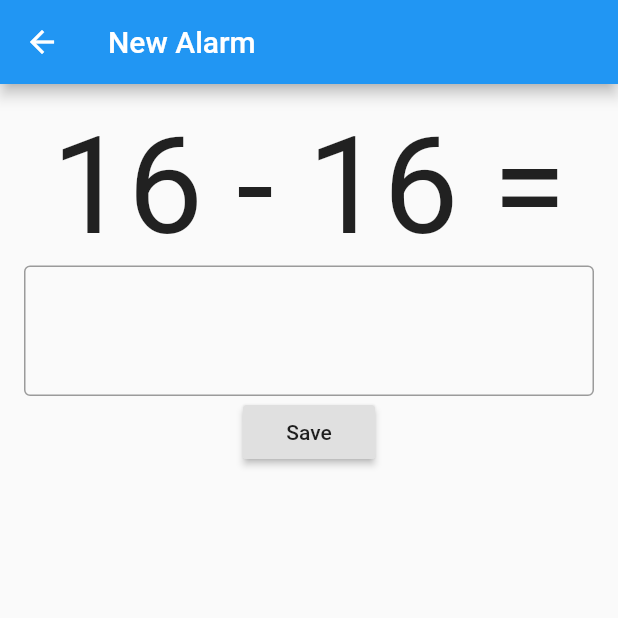
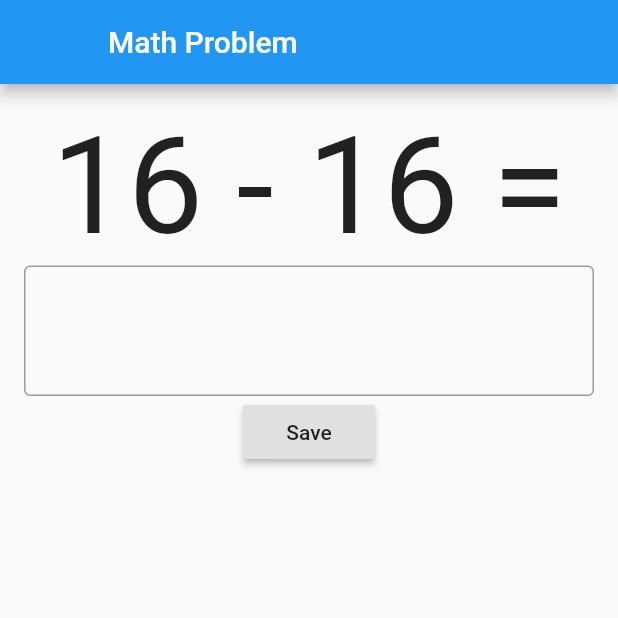
Before and after one commit to Kithor/Puzzle-Clock, a Flutter app: the Math screen opened directly, on a phone screen of 412 x 824 dp, the top half of it. Run offline on Flutter 3.47's test engine with Material 2 defaults, Android fonts, the phone set to English and light mode, and no system bars; our stand-ins replace datetime_picker_formfield, flutter_local_notifications.

Commit message:
Removed back, fixed alarm display, changed notification output

```diff
--- a/lib/puzzles/math.dart
+++ b/lib/puzzles/math.dart
@@ -38,7 +38,8 @@ class _MathState extends State<Math>{
   Widget build (BuildContext context){
     return Scaffold(
       appBar: AppBar(
-        title: Text("New Alarm")
+        title: Text("Math Problem"),
+        leading: new Container()
       ),
       body: Padding(
         padding: const EdgeInsets.all(16.0),
--- a/lib/puzzles/scramble.dart
+++ b/lib/puzzles/scramble.dart
@@ -33,7 +33,8 @@ class _ScrambleState extends State<Scramble>{
 
       return Scaffold(
         appBar: AppBar(
-          title: Text("New Alarm")
+          title: Text("Unscramlbe"),
+          leading: new Container()
         ),
         body: Padding(
           padding: const EdgeInsets.all(16.0),
```
Also changed, not shown: lib/main.dart (+9 -14 lines).
